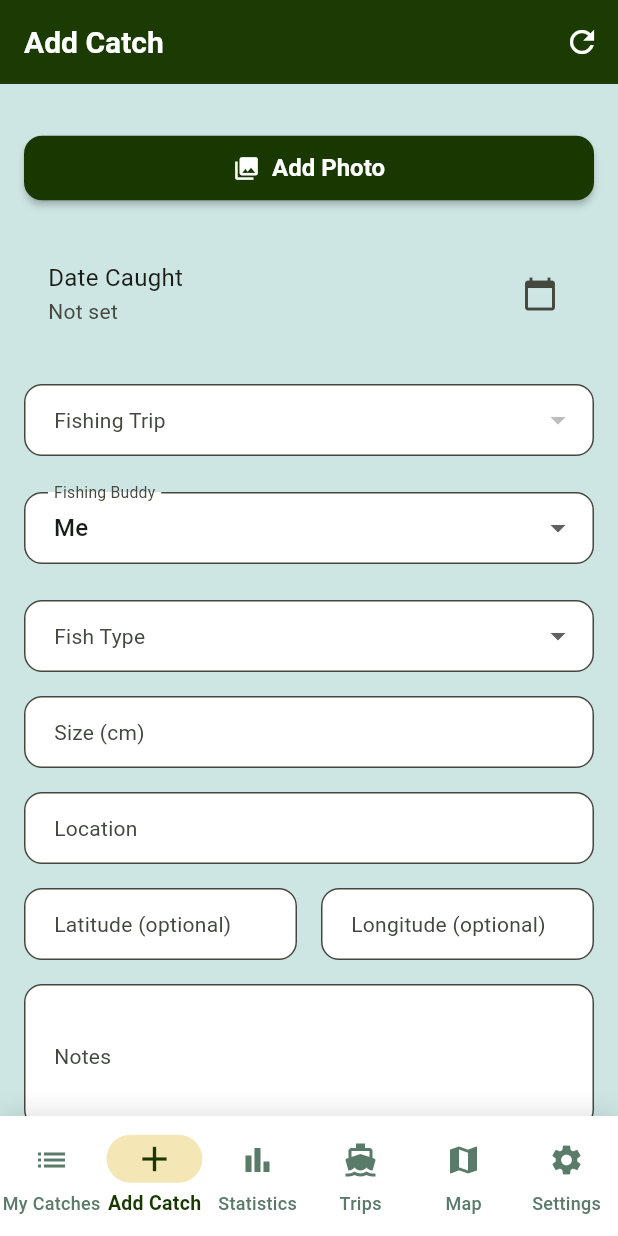
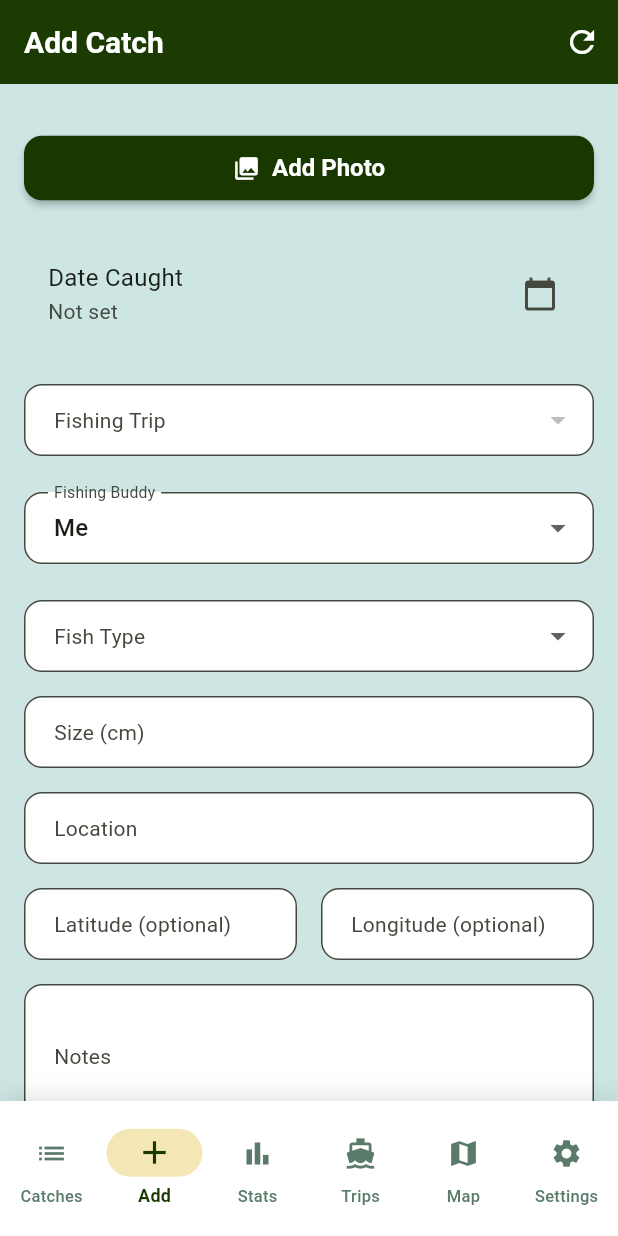
Before and after one commit to BruceDarwin/bragmat, a Flutter app: the screen it shows after launch, item 2 of the bottom bar chosen, on a phone screen of 412 x 824 dp. Run offline on Flutter 3.47's test engine with Material 3 defaults, Android fonts, the phone set to English and light mode, and no system bars; our stand-ins replace flutter_map, image_picker, latlong2, share_plus, shared_preferences, sqflite; missing offline and left inert: exif; accounts and stored records are empty.

Commit message:
Fixed My Catches on Navigation Bar

```diff
--- a/lib/main.dart
+++ b/lib/main.dart
@@ -116,15 +116,15 @@ class MainScreenState extends State<MainScreen> {
           destinations: const [
             NavigationDestination(
               icon: Icon(Icons.list),
-              label: 'My Catches',
+              label: 'Catches',
             ),
             NavigationDestination(
               icon: Icon(Icons.add),
-              label: 'Add Catch',
+              label: 'Add',
             ),
             NavigationDestination(
               icon: Icon(Icons.bar_chart),
-              label: 'Statistics',
+              label: 'Stats',
             ),
             NavigationDestination(
               icon: Icon(Icons.directions_boat),
--- a/lib/theme.dart
+++ b/lib/theme.dart
@@ -152,13 +152,13 @@ class AppTheme {
         labelTextStyle: WidgetStateProperty.resolveWith((states) {
           if (states.contains(WidgetState.selected)) {
             return TextStyle(
-              fontSize: 13,
+              fontSize: 12,
               fontWeight: FontWeight.w600,
               color: palette.primary,
             );
           }
           return TextStyle(
-            fontSize: 12,
+            fontSize: 11,
             fontWeight: FontWeight.w500,
             color: palette.mutedTeal,
           );
@@ -166,17 +166,17 @@ class AppTheme {
         iconTheme: WidgetStateProperty.resolveWith((states) {
           if (states.contains(WidgetState.selected)) {
             return IconThemeData(
-              size: 28,
+              size: 26,
               color: palette.primary,
             );
           }
           return IconThemeData(
-            size: 24,
-            color: palette.mutedTeal,
-          );
+            size: 22,
+              color: palette.mutedTeal,
+            );
         }),
         elevation: 0,
-        height: 80,
+        height: 90,
       ),
       dividerTheme: const DividerThemeData(
         color: Colors.grey,
```
